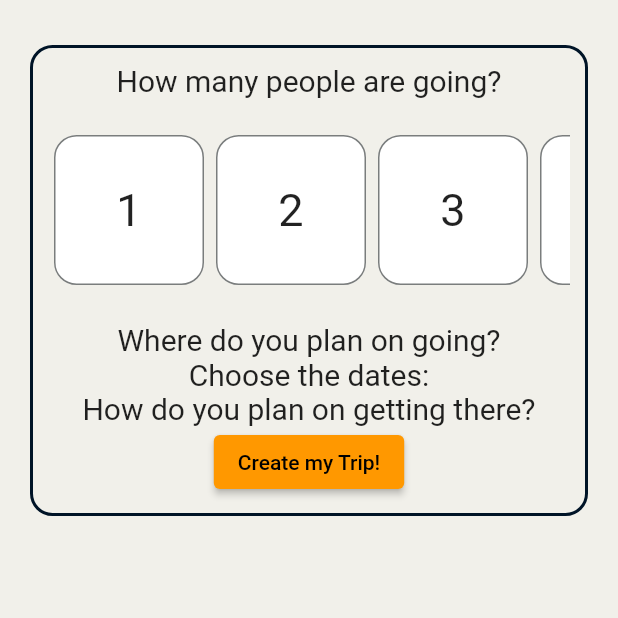
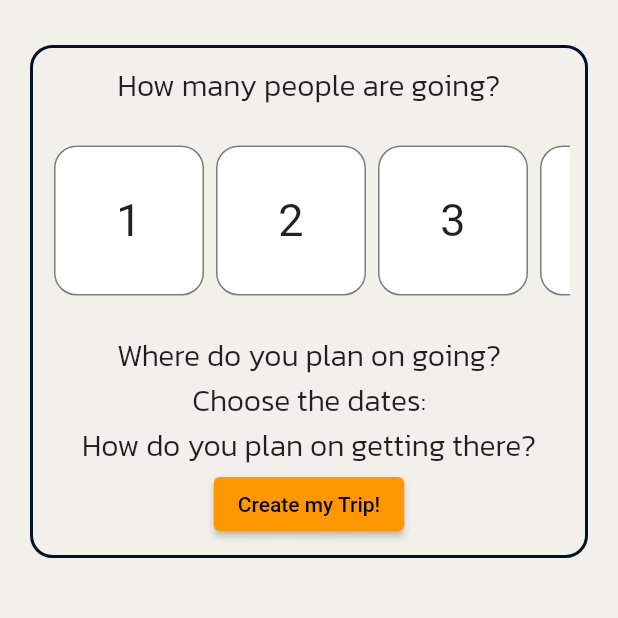
Before and after one commit to 911AstalusAdrian/thesis-project, a Flutter app: the CreateTripScreen screen opened directly, on a phone screen of 412 x 824 dp, the top half of it. Run offline on Flutter 3.47's test engine with Material 2 defaults, Android fonts, the phone set to English and light mode, and no system bars; our stand-ins replace flutter_secure_storage; accounts and stored records are empty.

Commit message:
Add a custom font

```diff
--- a/app/lib/widgets/fancyText.dart
+++ b/app/lib/widgets/fancyText.dart
@@ -8,9 +8,9 @@ class FancyText extends StatelessWidget {
   @override
   Widget build(BuildContext context) {
     return Text(text,
-        style: TextStyle(
+        style: const TextStyle(
+          fontFamily: 'Kanit',
           fontSize: 20.0,
-          fontWeight: FontWeight.w400
         ));
   }
 }
```
Also changed, not shown: app/pubspec.yaml (+4 -6 lines), app/assets/fonts/Kanit-Light.ttf (added).
